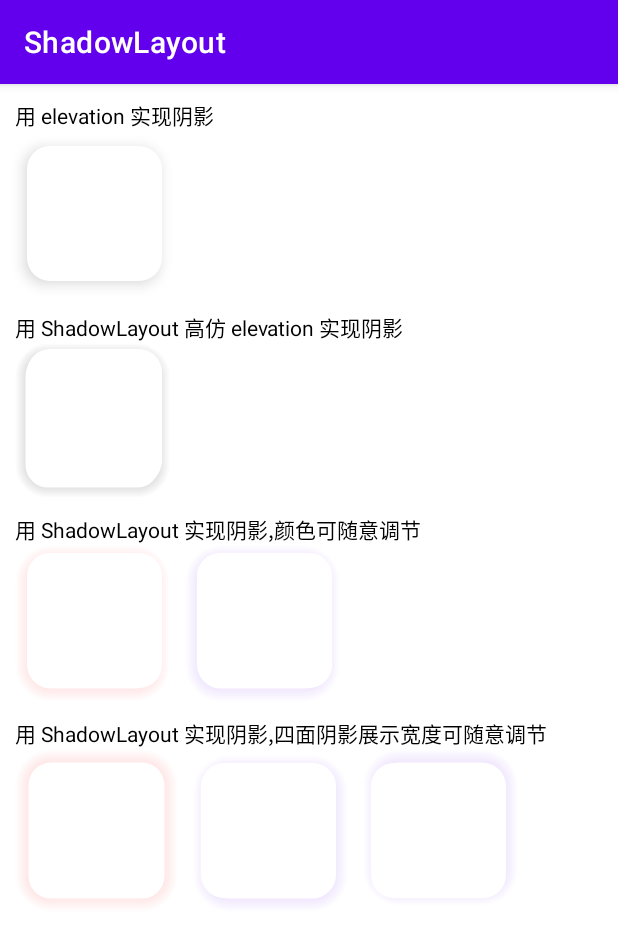
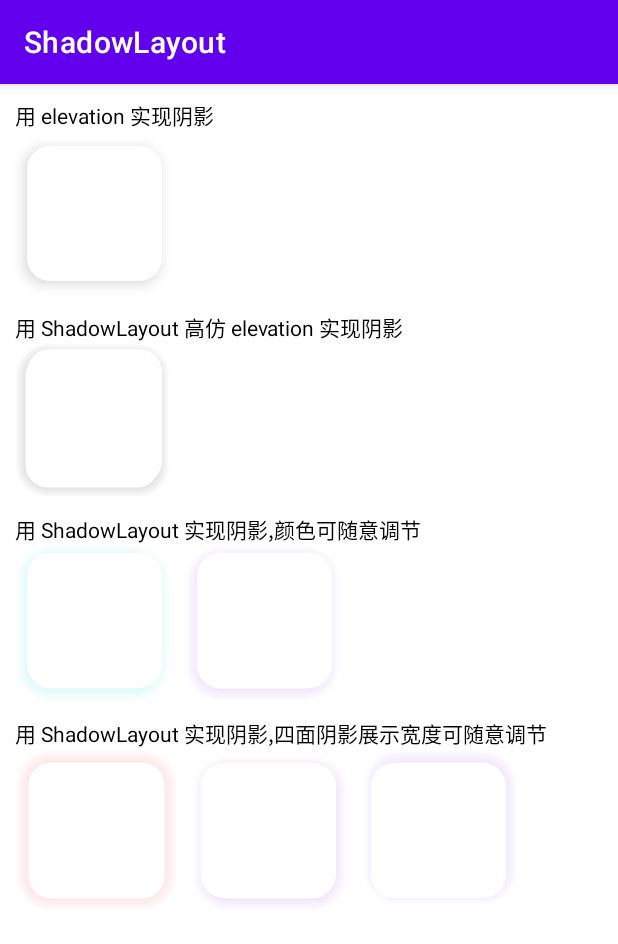
Before and after one commit to FlyJingFish/ShadowLayout, an Android app: the screen it shows after launch (MainActivity), on a phone screen of 412 x 824 dp. Shown: the top 944 px of the screen. Run offline under Robolectric (Android 15) with nearby library versions, the phone set to English and light mode, and no system bars.

Commit message:
1,优化支持ColorStateList

```diff
--- a/app/src/main/java/com/flyjingfish/shadowlayout/MainActivity.java
+++ b/app/src/main/java/com/flyjingfish/shadowlayout/MainActivity.java
@@ -4,11 +4,15 @@ import androidx.appcompat.app.AppCompatActivity;
 
 import android.os.Bundle;
 
+import com.flyjingfish.shadowlayout.databinding.ActivityMainBinding;
+
 public class MainActivity extends AppCompatActivity {
 
     @Override
     protected void onCreate(Bundle savedInstanceState) {
         super.onCreate(savedInstanceState);
-        setContentView(R.layout.activity_main);
+        ActivityMainBinding binding = ActivityMainBinding.inflate(getLayoutInflater());
+        setContentView(binding.getRoot());
+        binding.shadowLayout.setOnClickListener(v -> {});
     }
 }
--- /dev/null
+++ b/app/src/main/res/color/press.xml
@@ -0,0 +1,5 @@
+<?xml version="1.0" encoding="utf-8"?>
+<selector xmlns:android="http://schemas.android.com/apk/res/android">
+    <item android:color="@color/purple_200" android:state_pressed="false"/>
+    <item android:color="@color/purple_700" android:state_pressed="true"/>
+</selector>
--- /dev/null
+++ b/app/src/main/res/color/press_end.xml
@@ -0,0 +1,5 @@
+<?xml version="1.0" encoding="utf-8"?>
+<selector xmlns:android="http://schemas.android.com/apk/res/android">
+    <item android:color="#5903DAC5" android:state_pressed="false"/>
+    <item android:color="#593700B3" android:state_pressed="true"/>
+</selector>
--- /dev/null
+++ b/app/src/main/res/color/press_start.xml
@@ -0,0 +1,5 @@
+<?xml version="1.0" encoding="utf-8"?>
+<selector xmlns:android="http://schemas.android.com/apk/res/android">
+    <item android:color="@color/purple_500" android:state_pressed="false"/>
+    <item android:color="@color/purple_700" android:state_pressed="true"/>
+</selector>
--- a/app/src/main/res/layout/activity_main.xml
+++ b/app/src/main/res/layout/activity_main.xml
@@ -60,6 +60,7 @@
         android:layout_height="wrap_content"
         android:orientation="horizontal">
         <com.flyjingfish.shadowlayoutlib.ShadowLayout
+            android:id="@+id/shadowLayout"
             android:layout_width="wrap_content"
             android:layout_height="wrap_content"
             android:paddingStart="8dp"
@@ -67,7 +68,7 @@
             android:paddingTop="5dp"
             android:paddingBottom="9dp"
             android:layout_marginStart="10dp"
-            app:shadow_start_color="@color/test_start_color"
+            app:shadow_start_color="@color/press_end"
             app:shadow_max_length="9dp"
             app:shadow_inscribed_radius="15dp"
             >
--- a/library/src/main/java/com/flyjingfish/shadowlayoutlib/ShadowLayout.java
+++ b/library/src/main/java/com/flyjingfish/shadowlayoutlib/ShadowLayout.java
@@ -1,6 +1,7 @@
 package com.flyjingfish.shadowlayoutlib;
 
 import android.content.Context;
+import android.content.res.ColorStateList;
 import android.content.res.TypedArray;
 import android.graphics.Canvas;
 import android.graphics.Color;
@@ -12,8 +13,13 @@ import android.graphics.Shader;
 import android.util.AttributeSet;
 import android.widget.FrameLayout;
 
+import androidx.annotation.ColorInt;
 import androidx.annotation.NonNull;
 import androidx.annotation.Nullable;
+
+import java.util.ArrayList;
+import java.util.Arrays;
+import java.util.List;
 
 public class ShadowLayout extends FrameLayout {
 
@@ -22,6 +28,7 @@ public class ShadowLayout extends FrameLayout {
     private float[] gradientPositions;
     private float shadowMaxLength;
     private float shadowInscribedRadius;
+    private final List<ColorStateList> gradientColorStates = new ArrayList<>();
 
     public ShadowLayout(Context context) {
         this(context,null);
@@ -38,8 +45,8 @@ public class ShadowLayout extends FrameLayout {
         shadowMaxLength = a.getDimension(R.styleable.ShadowLayout_shadow_max_length, 0);
         shadowInscribedRadius = a.getDimension(R.styleable.ShadowLayout_shadow_inscribed_radius, shadowMaxLength);
 
-        int startColor = a.getColor(R.styleable.ShadowLayout_shadow_start_color, Color.TRANSPARENT);
-        int endColor = a.getColor(R.styleable.ShadowLayout_shadow_end_color, Color.TRANSPARENT);
+        ColorStateList startColor = a.getColorStateList(R.styleable.ShadowLayout_shadow_start_color);
+        ColorStateList endColor = a.getColorStateList(R.styleable.ShadowLayout_shadow_end_color);
 
         a.recycle();
 
@@ -49,11 +56,60 @@ public class ShadowLayout extends FrameLayout {
         mBgPaint.setStrokeWidth(shadowMaxLength);
         mBgPaint.setStyle(Paint.Style.STROKE);
 
+        if (startColor == null){
+            startColor = ColorStateList.valueOf(Color.TRANSPARENT);
+        }
+        if (endColor == null){
+            endColor = ColorStateList.valueOf(Color.TRANSPARENT);
+        }
 
-        gradientColors = new int[]{startColor,endColor};
+        gradientColorStates.add(startColor);
+        gradientColorStates.add(endColor);
+        updateColors();
         gradientPositions = null;
     }
 
+    @Override
+    protected void drawableStateChanged() {
+        super.drawableStateChanged();
+        updateColors();
+    }
+
+    private boolean updateColors(){
+        boolean inval = false;
+        final int[] drawableState = getDrawableState();
+        if (gradientColorStates != null && gradientColorStates.size() > 0){
+            int[] gradientCls = new int[gradientColorStates.size()];
+            for (int i = 0; i < gradientColorStates.size(); i++) {
+                int gradientColor = gradientColorStates.get(i).getColorForState(drawableState, 0);
+                gradientCls[i] = gradientColor;
+            }
+            if (gradientColors == null) {
+                gradientColors = gradientCls;
+                inval = true;
+            } else if (gradientColors.length != gradientCls.length){
+                gradientColors = gradientCls;
+                inval = true;
+            } else {
+                boolean equals = true;
+                for (int i = 0; i < gradientColors.length; i++) {
+                    if (gradientColors[i] != gradientCls[i]){
+                        equals = false;
+                        break;
+                    }
+                }
+                if (!equals){
+                    gradientColors = gradientCls;
+                    inval = true;
+                }
+            }
+        }
+
+        if (inval){
+            invalidate();
+        }
+        return inval;
+    }
 
     @Override
     protected void dispatchDraw(Canvas canvas) {
@@ -220,12 +276,27 @@ public class ShadowLayout extends FrameLayout {
         return gradientColors;
     }
 
-    public void setGradientColors(@NonNull int[] gradientColors) {
-        this.gradientColors = gradientColors;
-        if (gradientPositions != null && gradientColors.length != gradientPositions.length){
+    public List<ColorStateList> getGradientColorStates() {
+        return gradientColorStates;
+    }
+    public void setGradientColors(@NonNull @ColorInt int[] gradientColors) {
+        ColorStateList[] colorStateLists = new ColorStateList[gradientColors.length];
+        for (int i = 0; i < gradientColors.length; i++) {
+            colorStateLists[i] = ColorStateList.valueOf(gradientColors[i]);
+        }
+        setGradientColors(colorStateLists);
+    }
+
+    public void setGradientColors(@NonNull ColorStateList[] colorStateLists) {
+        gradientColorStates.clear();
+        gradientColorStates.addAll(Arrays.asList(colorStateLists));
+        if (gradientColorStates.size() == 1){
+            gradientColorStates.add(ColorStateList.valueOf(Color.TRANSPARENT));
+        }
+        if (gradientPositions != null && gradientColorStates.size() != gradientPositions.length){
             this.gradientPositions = null;
         }
-        invalidate();
+        updateColors();
     }
 
     public float[] getGradientPositions() {
--- a/library/src/main/res/values/values.xml
+++ b/library/src/main/res/values/values.xml
@@ -3,7 +3,7 @@
     <declare-styleable name="ShadowLayout">
         <attr name="shadow_max_length" format="dimension" />
         <attr name="shadow_inscribed_radius" format="dimension" />
-        <attr name="shadow_start_color" format="color"/>
-        <attr name="shadow_end_color" format="color"/>
+        <attr name="shadow_start_color" format="color|reference"/>
+        <attr name="shadow_end_color" format="color|reference"/>
     </declare-styleable>
 </resources>
```
Also changed, not shown: 1 other file.
